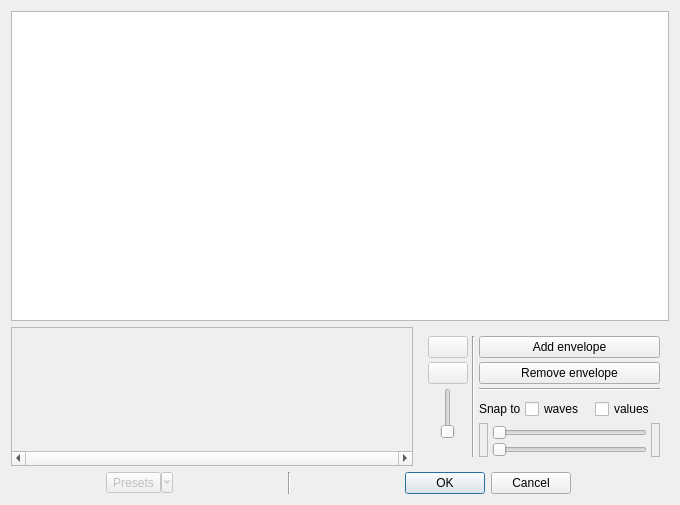
Old version of the form bigglesworth/ui/spectralmorph.ui in the repository MaurizioB/Bigglesworth.
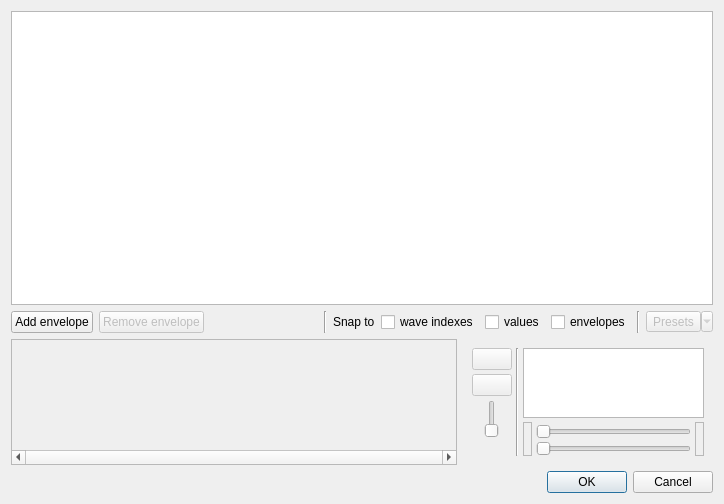
New version of the form. Icons and pictures are not drawn. Custom widgets are drawn as their Qt base class.

The edit to the form file:
```diff
--- a/bigglesworth/ui/spectralmorph.ui
+++ b/bigglesworth/ui/spectralmorph.ui
@@ -6,15 +6,15 @@
    <rect>
     <x>0</x>
     <y>0</y>
-    <width>680</width>
-    <height>505</height>
+    <width>724</width>
+    <height>504</height>
    </rect>
   </property>
   <property name="windowTitle">
    <string>Spectral morph editor</string>
   </property>
-  <layout class="QGridLayout" name="gridLayout" rowstretch="10,1,1">
-   <item row="1" column="1">
+  <layout class="QGridLayout" name="gridLayout" rowstretch="10,1,1,0">
+   <item row="2" column="1">
     <widget class="QWidget" name="widget" native="true">
      <property name="sizePolicy">
       <sizepolicy hsizetype="Preferred" vsizetype="Preferred">
@@ -32,7 +32,114 @@
       <property name="spacing">
        <number>4</number>
       </property>
-      <item row="6" column="2">
+      <item row="0" column="0" rowspan="2">
+       <layout class="QVBoxLayout" name="verticalLayout">
+        <item>
+         <widget class="QPushButton" name="playBtn">
+          <property name="enabled">
+           <bool>false</bool>
+          </property>
+          <property name="sizePolicy">
+           <sizepolicy hsizetype="Maximum" vsizetype="Fixed">
+            <horstretch>0</horstretch>
+            <verstretch>0</verstretch>
+           </sizepolicy>
+          </property>
+          <property name="toolTip">
+           <string>Play full transition</string>
+          </property>
+          <property name="statusTip">
+           <string>Play full transition</string>
+          </property>
+          <property name="icon">
+           <iconset theme="media-playback-start">
+            <normaloff/>
+           </iconset>
+          </property>
+          <property name="checkable">
+           <bool>true</bool>
+          </property>
+         </widget>
+        </item>
+        <item>
+         <widget class="QPushButton" name="previewBtn">
+          <property name="enabled">
+           <bool>false</bool>
+          </property>
+          <property name="sizePolicy">
+           <sizepolicy hsizetype="Maximum" vsizetype="Fixed">
+            <horstretch>0</horstretch>
+            <verstretch>0</verstretch>
+           </sizepolicy>
+          </property>
+          <property name="toolTip">
+           <string>Play waves on mouse hover</string>
+          </property>
+          <property name="statusTip">
+           <string>Play waves on mouse hover</string>
+          </property>
+          <property name="icon">
+           <iconset theme="document-preview">
+            <normaloff/>
+           </iconset>
+          </property>
+          <property name="checkable">
+           <bool>true</bool>
+          </property>
+         </widget>
+        </item>
+        <item alignment="Qt::AlignHCenter">
+         <widget class="VolumeSlider" name="volumeSlider">
+          <property name="enabled">
+           <bool>false</bool>
+          </property>
+          <property name="orientation">
+           <enum>Qt::Vertical</enum>
+          </property>
+         </widget>
+        </item>
+        <item alignment="Qt::AlignHCenter">
+         <widget class="VolumeIcon" name="volumeIcon">
+          <property name="enabled">
+           <bool>false</bool>
+          </property>
+         </widget>
+        </item>
+       </layout>
+      </item>
+      <item row="0" column="1" rowspan="2">
+       <widget class="Line" name="line_3">
+        <property name="orientation">
+         <enum>Qt::Vertical</enum>
+        </property>
+       </widget>
+      </item>
+      <item row="0" column="2">
+       <widget class="QGraphicsView" name="previewView">
+        <property name="sizePolicy">
+         <sizepolicy hsizetype="Preferred" vsizetype="Expanding">
+          <horstretch>0</horstretch>
+          <verstretch>0</verstretch>
+         </sizepolicy>
+        </property>
+        <property name="backgroundBrush">
+         <brush brushstyle="SolidPattern">
+          <color alpha="255">
+           <red>0</red>
+           <green>0</green>
+           <blue>0</blue>
+          </color>
+         </brush>
+        </property>
+        <property name="interactive">
+         <bool>false</bool>
+        </property>
+        <property name="renderHints">
+         <set>QPainter::Antialiasing|QPainter::TextAntialiasing</set>
+        </property>
+       </widget>
+      </item>
+      <item row="1" column="2">
        <layout class="QGridLayout" name="gridLayout_3">
         <property name="horizontalSpacing">
          <number>4</number>
@@ -94,169 +201,63 @@
         </item>
        </layout>
       </item>
-      <item row="0" column="1" rowspan="7">
-       <widget class="Line" name="line_3">
-        <property name="orientation">
-         <enum>Qt::Vertical</enum>
-        </property>
-       </widget>
-      </item>
-      <item row="0" column="2">
-       <widget class="QPushButton" name="addBtn">
-        <property name="text">
-         <string>Add envelope</string>
-        </property>
-        <property name="icon">
-         <iconset theme="list-add">
-          <normaloff>../../../../../.designer/backup</normaloff>../../../../../.designer/backup</iconset>
-        </property>
-       </widget>
-      </item>
-      <item row="0" column="0" rowspan="7">
-       <layout class="QVBoxLayout" name="verticalLayout">
-        <item>
-         <widget class="QPushButton" name="playBtn">
-          <property name="enabled">
-           <bool>false</bool>
-          </property>
-          <property name="sizePolicy">
-           <sizepolicy hsizetype="Maximum" vsizetype="Fixed">
-            <horstretch>0</horstretch>
-            <verstretch>0</verstretch>
-           </sizepolicy>
-          </property>
-          <property name="toolTip">
-           <string>Play full transition</string>
-          </property>
-          <property name="statusTip">
-           <string>Play full transition</string>
-          </property>
-          <property name="icon">
-           <iconset theme="media-playback-start"/>
-          </property>
-          <property name="checkable">
-           <bool>true</bool>
-          </property>
-         </widget>
-        </item>
-        <item>
-         <widget class="QPushButton" name="previewBtn">
-          <property name="enabled">
-           <bool>false</bool>
-          </property>
-          <property name="sizePolicy">
-           <sizepolicy hsizetype="Maximum" vsizetype="Fixed">
-            <horstretch>0</horstretch>
-            <verstretch>0</verstretch>
-           </sizepolicy>
-          </property>
-          <property name="toolTip">
-           <string>Play waves on mouse hover</string>
-          </property>
-          <property name="statusTip">
-           <string>Play waves on mouse hover</string>
-          </property>
-          <property name="icon">
-           <iconset theme="document-preview"/>
-          </property>
-          <property name="checkable">
-           <bool>true</bool>
-          </property>
-         </widget>
-        </item>
-        <item alignment="Qt::AlignHCenter">
-         <widget class="VolumeSlider" name="volumeSlider">
-          <property name="enabled">
-           <bool>false</bool>
-          </property>
-          <property name="orientation">
-           <enum>Qt::Vertical</enum>
-          </property>
-         </widget>
-        </item>
-        <item alignment="Qt::AlignHCenter">
-         <widget class="VolumeIcon" name="volumeIcon">
-          <property name="enabled">
-           <bool>false</bool>
-          </property>
-         </widget>
-        </item>
-       </layout>
-      </item>
-      <item row="2" column="2">
-       <widget class="Line" name="line">
-        <property name="orientation">
-         <enum>Qt::Horizontal</enum>
-        </property>
-       </widget>
-      </item>
-      <item row="1" column="2">
-       <widget class="QPushButton" name="deleteBtn">
-        <property name="text">
-         <string>Remove envelope</string>
-        </property>
-        <property name="icon">
-         <iconset theme="edit-delete">
-          <normaloff/>
-         </iconset>
-        </property>
-       </widget>
-      </item>
-      <item row="4" column="2">
-       <layout class="QHBoxLayout" name="horizontalLayout_2">
-        <item>
-         <widget class="QLabel" name="label">
-          <property name="sizePolicy">
-           <sizepolicy hsizetype="Maximum" vsizetype="Preferred">
-            <horstretch>0</horstretch>
-            <verstretch>0</verstretch>
-           </sizepolicy>
-          </property>
-          <property name="text">
-           <string>Snap to</string>
-          </property>
-         </widget>
-        </item>
-        <item>
-         <widget class="QCheckBox" name="waveSnapChk">
-          <property name="statusTip">
-           <string>Vertical snap to wave positions</string>
-          </property>
-          <property name="text">
-           <string>waves</string>
-          </property>
-         </widget>
-        </item>
-        <item>
-         <widget class="QCheckBox" name="valueSnapChk">
-          <property name="statusTip">
-           <string>Horizontal snap to 5% grid</string>
-          </property>
-          <property name="text">
-           <string>values</string>
-          </property>
-         </widget>
-        </item>
-       </layout>
-      </item>
-      <item row="5" column="2">
-       <spacer name="verticalSpacer">
-        <property name="orientation">
-         <enum>Qt::Vertical</enum>
-        </property>
-        <property name="sizeHint" stdset="0">
-         <size>
-          <width>20</width>
-          <height>40</height>
-         </size>
-        </property>
-       </spacer>
-      </item>
      </layout>
     </widget>
    </item>
-   <item row="1" column="0">
-    <widget class="QScrollArea" name="scrollArea">
+   <item row="3" column="0" colspan="2">
+    <layout class="QHBoxLayout" name="buttonLayout">
+     <item>
+      <widget class="StatusBar" name="statusBar">
+       <property name="sizePolicy">
+        <sizepolicy hsizetype="Expanding" vsizetype="Preferred">
+         <horstretch>0</horstretch>
+         <verstretch>0</verstretch>
+        </sizepolicy>
+       </property>
+       <property name="wordWrap">
+        <bool>true</bool>
+       </property>
+      </widget>
+     </item>
+     <item>
+      <widget class="QDialogButtonBox" name="buttonBox">
+       <property name="sizePolicy">
+        <sizepolicy hsizetype="Maximum" vsizetype="Fixed">
+         <horstretch>0</horstretch>
+         <verstretch>0</verstretch>
+        </sizepolicy>
+       </property>
+       <property name="orientation">
+        <enum>Qt::Horizontal</enum>
+       </property>
+       <property name="standardButtons">
+        <set>QDialogButtonBox::Cancel|QDialogButtonBox::Ok</set>
+       </property>
+      </widget>
+     </item>
+    </layout>
+   </item>
+   <item row="0" column="0" colspan="2">
+    <widget class="QGraphicsView" name="envelopeView">
+     <property name="statusTip">
+      <string>Double click to create new nodes, Shift+click to remove, middle click to switch to node envelope; right click on an active node/line to edit curve type</string>
+     </property>
+     <property name="backgroundBrush">
+      <brush brushstyle="SolidPattern">
+       <color alpha="255">
+        <red>0</red>
+        <green>0</green>
+        <blue>0</blue>
+       </color>
+      </brush>
+     </property>
+     <property name="renderHints">
+      <set>QPainter::Antialiasing|QPainter::TextAntialiasing</set>
+     </property>
+    </widget>
+   </item>
+   <item row="2" column="0">
+    <widget class="SpecHarmonicsScrollArea" name="scrollArea">
      <property name="sizePolicy">
       <sizepolicy hsizetype="Expanding" vsizetype="MinimumExpanding">
        <horstretch>0</horstretch>
@@ -278,7 +279,7 @@
         <x>0</x>
         <y>0</y>
         <width>16</width>
-        <height>156</height>
+        <height>119</height>
        </rect>
       </property>
       <property name="sizePolicy">
@@ -295,30 +296,101 @@
      </widget>
     </widget>
    </item>
-   <item row="0" column="0" colspan="2">
-    <widget class="QGraphicsView" name="envelopeView">
-     <property name="toolTip">
-      <string>Double click to create new nodes, right click to remove, middle to switch envelope</string>
-     </property>
-     <property name="statusTip">
-      <string>Double click to create new nodes, right click to remove, middle to switch envelope</string>
-     </property>
-     <property name="backgroundBrush">
-      <brush brushstyle="SolidPattern">
-       <color alpha="255">
-        <red>0</red>
-        <green>0</green>
-        <blue>0</blue>
-       </color>
-      </brush>
-     </property>
-     <property name="renderHints">
-      <set>QPainter::Antialiasing|QPainter::TextAntialiasing</set>
-     </property>
-    </widget>
-   </item>
-   <item row="2" column="0" colspan="2">
-    <layout class="QHBoxLayout" name="buttonLayout">
+   <item row="1" column="0" colspan="2">
+    <layout class="QHBoxLayout" name="horizontalLayout">
+     <item>
+      <widget class="QPushButton" name="addBtn">
+       <property name="text">
+        <string>Add envelope</string>
+       </property>
+       <property name="icon">
+        <iconset theme="list-add">
+         <normaloff>../../../../../.designer/backup</normaloff>../../../../../.designer/backup</iconset>
+       </property>
+      </widget>
+     </item>
+     <item>
+      <widget class="QPushButton" name="deleteBtn">
+       <property name="enabled">
+        <bool>false</bool>
+       </property>
+       <property name="text">
+        <string>Remove envelope</string>
+       </property>
+       <property name="icon">
+        <iconset theme="edit-delete">
+         <normaloff/>
+        </iconset>
+       </property>
+      </widget>
+     </item>
+     <item>
+      <spacer name="horizontalSpacer">
+       <property name="orientation">
+        <enum>Qt::Horizontal</enum>
+       </property>
+       <property name="sizeHint" stdset="0">
+        <size>
+         <width>40</width>
+         <height>20</height>
+        </size>
+       </property>
+      </spacer>
+     </item>
+     <item>
+      <widget class="Line" name="line_2">
+       <property name="orientation">
+        <enum>Qt::Vertical</enum>
+       </property>
+      </widget>
+     </item>
+     <item>
+      <widget class="QLabel" name="label">
+       <property name="sizePolicy">
+        <sizepolicy hsizetype="Maximum" vsizetype="Preferred">
+         <horstretch>0</horstretch>
+         <verstretch>0</verstretch>
+        </sizepolicy>
+       </property>
+       <property name="text">
+        <string>Snap to</string>
+       </property>
+      </widget>
+     </item>
+     <item>
+      <widget class="QCheckBox" name="waveSnapChk">
+       <property name="statusTip">
+        <string>Vertical snap to wave positions</string>
+       </property>
+       <property name="text">
+        <string>wave indexes</string>
+       </property>
+      </widget>
+     </item>
+     <item>
+      <widget class="QCheckBox" name="valueSnapChk">
+       <property name="statusTip">
+        <string>Horizontal snap to 5% grid</string>
+       </property>
+       <property name="text">
+        <string>values</string>
+       </property>
+      </widget>
+     </item>
+     <item>
+      <widget class="QCheckBox" name="envSnapChk">
+       <property name="text">
+        <string>envelopes</string>
+       </property>
+      </widget>
+     </item>
+     <item>
+      <widget class="Line" name="line">
+       <property name="orientation">
+        <enum>Qt::Vertical</enum>
+       </property>
+      </widget>
+     </item>
      <item>
       <widget class="QToolButton" name="presetsBtn">
        <property name="enabled">
@@ -344,35 +416,6 @@
        </property>
       </widget>
      </item>
-     <item>
-      <widget class="Line" name="line_2">
-       <property name="minimumSize">
-        <size>
-         <width>30</width>
-         <height>0</height>
-        </size>
-       </property>
-       <property name="orientation">
-        <enum>Qt::Vertical</enum>
-       </property>
-      </widget>
-     </item>
-     <item>
-      <widget class="QDialogButtonBox" name="buttonBox">
-       <property name="sizePolicy">
-        <sizepolicy hsizetype="Maximum" vsizetype="Fixed">
-         <horstretch>0</horstretch>
-         <verstretch>0</verstretch>
-        </sizepolicy>
-       </property>
-       <property name="orientation">
-        <enum>Qt::Horizontal</enum>
-       </property>
-       <property name="standardButtons">
-        <set>QDialogButtonBox::Cancel|QDialogButtonBox::Ok</set>
-       </property>
-      </widget>
-     </item>
     </layout>
    </item>
   </layout>
@@ -403,6 +446,17 @@
    <extends>QLabel</extends>
    <header>bigglesworth.wavetables.widgets</header>
   </customwidget>
+  <customwidget>
+   <class>StatusBar</class>
+   <extends>QLabel</extends>
+   <header>bigglesworth.wavetables.spectral</header>
+  </customwidget>
+  <customwidget>
+   <class>SpecHarmonicsScrollArea</class>
+   <extends>QScrollArea</extends>
+   <header>bigglesworth.wavetables.spectral</header>
+   <container>1</container>
+  </customwidget>
  </customwidgets>
  <resources/>
  <connections>
```
Left out of the diff: 4 changed lines with no effect on the pictures.
